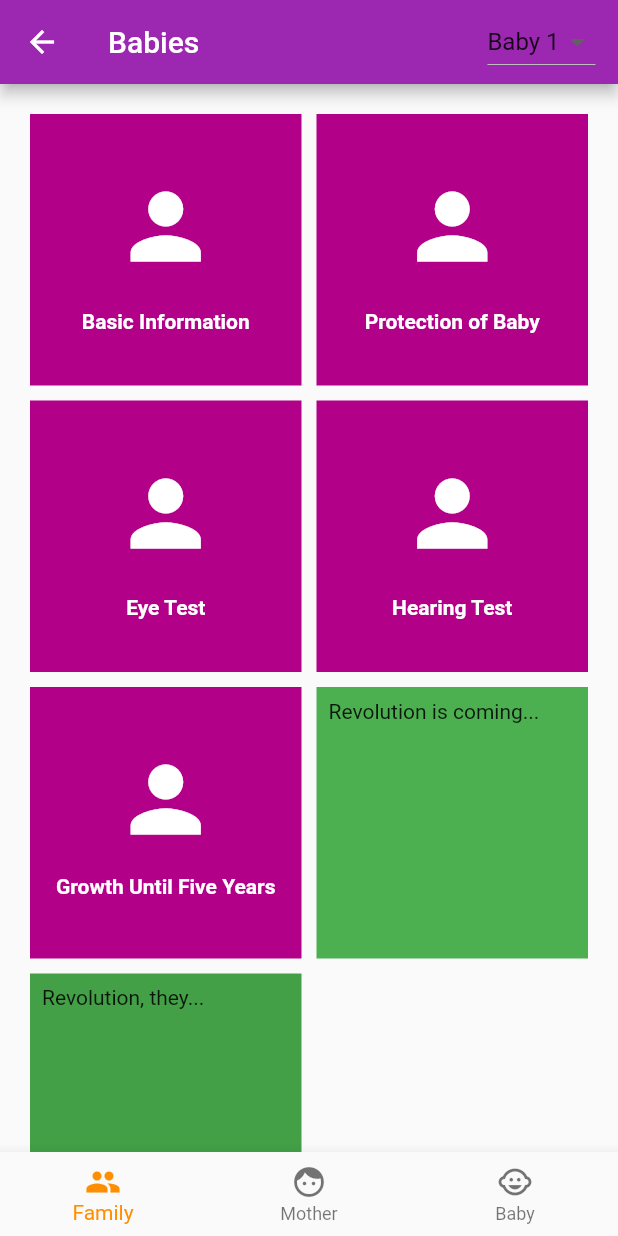
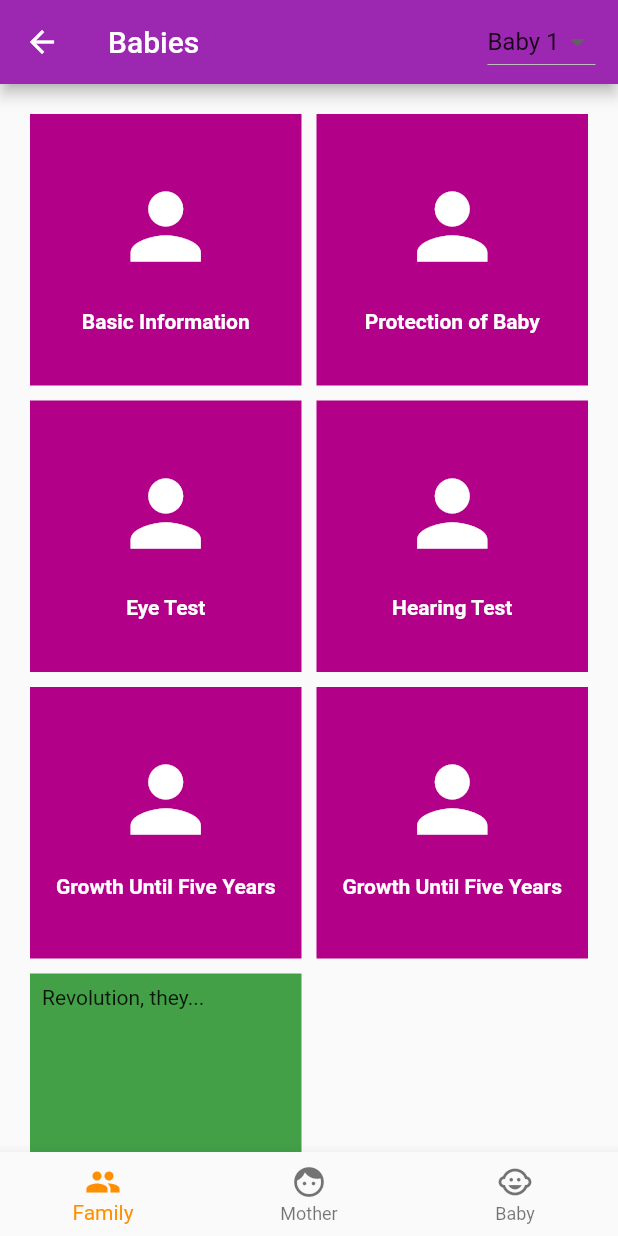
Before and after one commit to eMOH-Kesbewa/eMOH-Project, a Flutter app: the BabyDetails screen opened directly, on a phone screen of 412 x 824 dp. Run offline on Flutter 3.47's test engine with Material 2 defaults, Android fonts, the phone set to English and light mode, and no system bars; our stand-ins replace flutter_icons, fluttertoast, logger, material_design_icons_flutter, shared_preferences, toast; accounts and stored records are empty; key blocks and very long unbroken strings in the code were emptied for the run.

Commit message:
new born baby health done

```diff
--- a/mobileapp/lib/pages/babyDetails.dart
+++ b/mobileapp/lib/pages/babyDetails.dart
@@ -5,6 +5,7 @@ import 'package:mobileapp/pages/babyInfo/babyprotection.dart';
 import 'package:mobileapp/pages/babyInfo/eyeTest.dart';
 import 'package:mobileapp/pages/babyInfo/growingView.dart';
 import 'package:mobileapp/pages/babyInfo/hearTest.dart';
+import 'package:mobileapp/pages/babyInfo/newBornBayHealthChart.dart';
 //import 'package:mobileapp/pages/babyInfo/untilFiveYears.dart';
 import 'package:mobileapp/pages/babyInfo/untilFiveYearsStep.dart';
 import 'package:mobileapp/pages/bottomNavigation.dart';
@@ -197,8 +198,8 @@ class _BabyDetailsState extends State<BabyDetails> {
                   'Growth Until Five Years',
                   overflow: TextOverflow.ellipsis,
                   maxLines: 3,
-                style:
-                    TextStyle(fontWeight: FontWeight.bold, color: Colors.white),
+                  style: TextStyle(
+                      fontWeight: FontWeight.bold, color: Colors.white),
                 ),
               ),
             ],
@@ -206,7 +207,44 @@ class _BabyDetailsState extends State<BabyDetails> {
           //minWidth: MediaQuery.of(context).size.width / 2,
           //height: MediaQuery.of(context).size.width / 4,
           onPressed: () => Navigator.push(
-            context, MaterialPageRoute(builder: (context) => GrowingView()),
+            context,
+            MaterialPageRoute(builder: (context) => GrowingView()),
+          ),
+        ));
+    final helthChartbtn = Material(
+        elevation: .0,
+        borderRadius: BorderRadius.circular(0.0),
+        color: Color(0xffb30089),
+        child: MaterialButton(
+          child: Column(
+            children: <Widget>[
+              SizedBox(
+                height: 40.0,
+              ),
+              Icon(
+                Icons.person,
+                color: Colors.white,
+                size: 70.0,
+              ),
+              SizedBox(
+                height: 15.0,
+              ),
+              Flexible(
+                child: Text(
+                  'Growth Until Five Years',
+                  overflow: TextOverflow.ellipsis,
+                  maxLines: 3,
+                  style: TextStyle(
+                      fontWeight: FontWeight.bold, color: Colors.white),
+                ),
+              ),
+            ],
+          ),
+          //minWidth: MediaQuery.of(context).size.width / 2,
+          //height: MediaQuery.of(context).size.width / 4,
+          onPressed: () => Navigator.push(
+            context,
+            MaterialPageRoute(builder: (context) => HelthChart()),
           ),
         ));
     return Scaffold(
@@ -234,11 +272,7 @@ class _BabyDetailsState extends State<BabyDetails> {
                 eyeTestBtn,
                 hearTestBtn,
                 untilFiveYearsBtn,
-                Container(
-                  padding: const EdgeInsets.all(8),
-                  child: const Text('Revolution is coming...'),
-                  color: Colors.green[500],
-                ),
+                helthChartbtn,
                 Container(
                   padding: const EdgeInsets.all(8),
                   child: const Text('Revolution, they...'),
--- /dev/null
+++ b/mobileapp/lib/pages/babyInfo/sdadsa.json
@@ -0,0 +1,34 @@
+{
+    "color_of_skin_ten_days_from_birth_one_five_days_status": "http data",
+    "color_of_skin_six_ten_days_status": "http data",
+    "color_of_skin_fourteen_twentytwo_days_status": "http data",
+    "color_of_skin_fourtytwo_days_status": "http data",
+    "eyes_ten_days_from_birth_one_five_days_status": "http data",
+    "eyes_six_ten_days_status": "http data",
+    "eyes_fourteen_twentytwo_days_status": "http data",
+    "eyes_fourtytwo_days_status": "http data",
+    "the_native_of_lobbyists_ten_days_from_birth_one_five_days_status": "http data",
+    "the_native_of_lobbyists_six_ten_days_status": "http data",
+    "the_native_of_lobbyists_fourteen_twentytwo_days_status": "http data",
+    "the_native_of_lobbyists_fourtytwo_days_status": "http data",
+    "tempreture_ten_days_from_birth_one_five_days_status": "http data",
+    "tempreture_six_ten_days_status": "http data",
+    "tempreture_fourteen_twentytwo_days_status": "http data",
+    "tempreture_fourtytwo_days_status": "http data",
+    "only_breastfeeding_ten_days_from_birth_one_five_days_status": "http data",
+    "only_breastfeeding_six_ten_days_status": "http data",
+    "only_breastfeeding_fourteen_twentytwo_days_status": "http data",
+    "only_breastfeeding_fourtytwo_days_status": "http data",
+    "breastfeeding_stability_ten_days_from_birth_one_five_days_status": "http data",
+    "breastfeeding_stability_six_ten_days_status": "http data",
+    "breastfeeding_stability_fourteen_twentytwo_days_status": "http data",
+    "breastfeeding_stability_fourtytwo_days_status": "http data",
+    "breastfeeding_connection_ten_days_from_birth_one_five_days_status": "http data",
+    "breastfeeding_connection_six_ten_days_status": "http data",
+    "breastfeeding_connection_fourteen_twentytwo_days_status": "http data",
+    "breastfeeding_connection_fourtytwo_days_status": "http data",
+    "other_ten_days_from_birth_one_five_days_status": "http data",
+    "other_six_ten_days_status": "http data",
+    "other_fourteen_twentytwo_days_status": "http data",
+    "other_fourtytwo_days_status": "http data"
+}
--- /dev/null
+++ b/mobileapp/lib/services/babyService/newBornHelth.dart
@@ -0,0 +1,157 @@
+import 'dart:async';
+import 'dart:convert';
+
+import 'package:flutter/material.dart';
+import 'package:http/http.dart' as http;
+import '../globals.dart' as globals;
+
+Future<Baby> fetchBaby() async {
+  print('fetch Baby function');
+  //String _babyId = globals.BabyId + babyIndex;
+  final response = await http.get(
+      'https://protected-bayou-52277.herokuapp.com/babies/viewbyid/${globals.babyId}');
+  print('status code');
+  print(response.statusCode);
+  print(response.body);
+  // final json = jsonDecode(response.body);
+  if (response.statusCode == 200) {
+    // If the call to the server was successful, parse the JSON.
+    //return (json.decode(response.body));
+    //print(Baby.fromJson(json.decode(response.body)));
+    return Baby.fromJson(json.decode(response.body)[0]);
+  } else {
+    // If that call was not successful, throw an error.
+    throw Exception('Failed to load Baby');
+  }
+}
+
+class Baby {
+  // final String name;
+  // final String id;
+  // final String birthday;
+  // final String regDate;
+  // final String nameOfMother;
+  // final String ageOfMother;
+  // final String address;
+  // //final String childrenCount;
+  // final String phmArea;
+  // final String mohArea;
+  final String oneSkin, sixSkin, fourteenSkin, fourtyTwoSkin;
+  final String oneEyes, sixEyes, fourteenEyes, fourtyTwoEyes;
+  final String oneLob, sixLob, fourteenLob, fourtyTwoLob;
+  final String oneTemp, sixTemp, fourteenTemp, fourtyTwoTemp;
+  final String oneOnlyBreast,
+      sixOnlyBreast,
+      fourteenOnlyBreast,
+      fourtyTwoOnlyBreast;
+  final String oneBreastStab,
+      sixBreastStab,
+      fourteenBreastStab,
+      fourtyTwoBreastStab;
+  final String oneBreastCon,
+      sixBreastCon,
+      fourteenBreastCon,
+      fourtyTwoBreastCon;
+
+  final String oneOther, sixOther, fourteenOther, fourtyTwoOther;
+  final String date1, date2, date3, date4;
+  Baby({
+    this.date1,
+    this.date2,
+    this.date3,
+    this.date4,
+    this.oneOther,
+    this.sixOther,
+    this.fourteenOther,
+    this.fourtyTwoOther,
+    this.oneSkin,
+    this.sixSkin,
+    this.fourteenSkin,
+    this.fourtyTwoSkin,
+    this.oneEyes,
+    this.sixEyes,
+    this.fourteenEyes,
+    this.fourtyTwoEyes,
+    this.oneLob,
+    this.sixLob,
+    this.fourteenLob,
+    this.fourtyTwoLob,
+    this.oneTemp,
+    this.sixTemp,
+    this.fourteenTemp,
+    this.fourtyTwoTemp,
+    this.oneOnlyBreast,
+    this.sixOnlyBreast,
+    this.fourteenOnlyBreast,
+    this.fourtyTwoOnlyBreast,
+    this.oneBreastStab,
+    this.sixBreastStab,
+    this.fourteenBreastStab,
+    this.fourtyTwoBreastStab,
+    this.oneBreastCon,
+    this.sixBreastCon,
+    this.fourteenBreastCon,
+    this.fourtyTwoBreastCon,
+  });
+
+  factory Baby.fromJson(Map<String, dynamic> json) {
+    return Baby(
+      oneOther: json['other_ten_days_from_birth_one_five_days_status'],
+      sixOther: json['other_six_ten_days_status'],
+      fourteenOther: json['other_fourteen_twentytwo_days_status'],
+      fourtyTwoOther: json['other_fourtytwo_days_status'],
+
+      oneSkin: json['color_of_skin_ten_days_from_birth_one_five_days_status'],
+      sixSkin: json['color_of_skin_six_ten_days_status'],
+      fourteenSkin: json['color_of_skin_fourteen_twentytwo_days_status'],
+      fourtyTwoSkin: json['color_of_skin_fourtytwo_days_status'],
+
+      oneEyes: json['eyes_ten_days_from_birth_one_five_days_status'],
+      sixEyes: json['eyes_six_ten_days_status'],
+      fourteenEyes: json['eyes_fourteen_twentytwo_days_status'],
+      fourtyTwoEyes: json['eyes_fourtytwo_days_status'],
+
+      oneLob: json[
+          'the_native_of_lobbyists_ten_days_from_birth_one_five_days_status'],
+      sixLob: json['the_native_of_lobbyists_six_ten_days_status'],
+      fourteenLob:
+          json['the_native_of_lobbyists_fourteen_twentytwo_days_status'],
+      fourtyTwoLob: json['the_native_of_lobbyists_fourtytwo_days_status'],
+
+      oneTemp: json['tempreture_ten_days_from_birth_one_five_days_status'],
+      sixTemp: json['tempreture_six_ten_days_status'],
+      fourteenTemp: json['tempreture_fourteen_twentytwo_days_status'],
+      fourtyTwoTemp: json['tempreture_fourtytwo_days_status'],
+
+      oneOnlyBreast:
+          json['only_breastfeeding_ten_days_from_birth_one_five_days_status'],
+      sixOnlyBreast: json['only_breastfeeding_six_ten_days_status'],
+      fourteenOnlyBreast:
+          json['only_breastfeeding_fourteen_twentytwo_days_status'],
+      fourtyTwoOnlyBreast: json['only_breastfeeding_fourtytwo_days_status'],
+
+      oneBreastStab: json[
+          'breastfeeding_stability_ten_days_from_birth_one_five_days_status'],
+      sixBreastStab: json['breastfeeding_stability_six_ten_days_status'],
+      fourteenBreastCon:
+          json['breastfeeding_stability_fourteen_twentytwo_days_status'],
+      fourtyTwoBreastStab:
+          json['breastfeeding_stability_fourtytwo_days_status'],
+
+      oneBreastCon: json[
+          'breastfeeding_connection_ten_days_from_birth_one_five_days_status'],
+      sixBreastCon: json['breastfeeding_connection_six_ten_days_status'],
+      fourteenBreastStab:
+          json['breastfeeding_connection_fourteen_twentytwo_days_status'],
+      fourtyTwoBreastCon:
+          json['breastfeeding_connection_fourtytwo_days_status'],
+
+      date1: json['ten_days_from_birth_one_five_days_date'],
+      date2: json['six_ten_days_date'],
+      date3: json['fourteen_twentytwo_days_date'],
+      date4: json['fourtytwo_days_date'],
+      // childrenCount:
+      //     json["total_Number_of_children_alive_including_this_child"].toString(),
+    );
+  }
+}
```
Also changed, not shown: mobileapp/lib/pages/babyInfo/newBornBayHealthChart.dart (+63 -3 lines), mobileapp/lib/widgets/HelthCard.dart (+78 -74 lines), mobileapp/lib/widgets/growthCard.dart (+6 -1 lines). Lines whose indentation alone changed are shown as unchanged.
